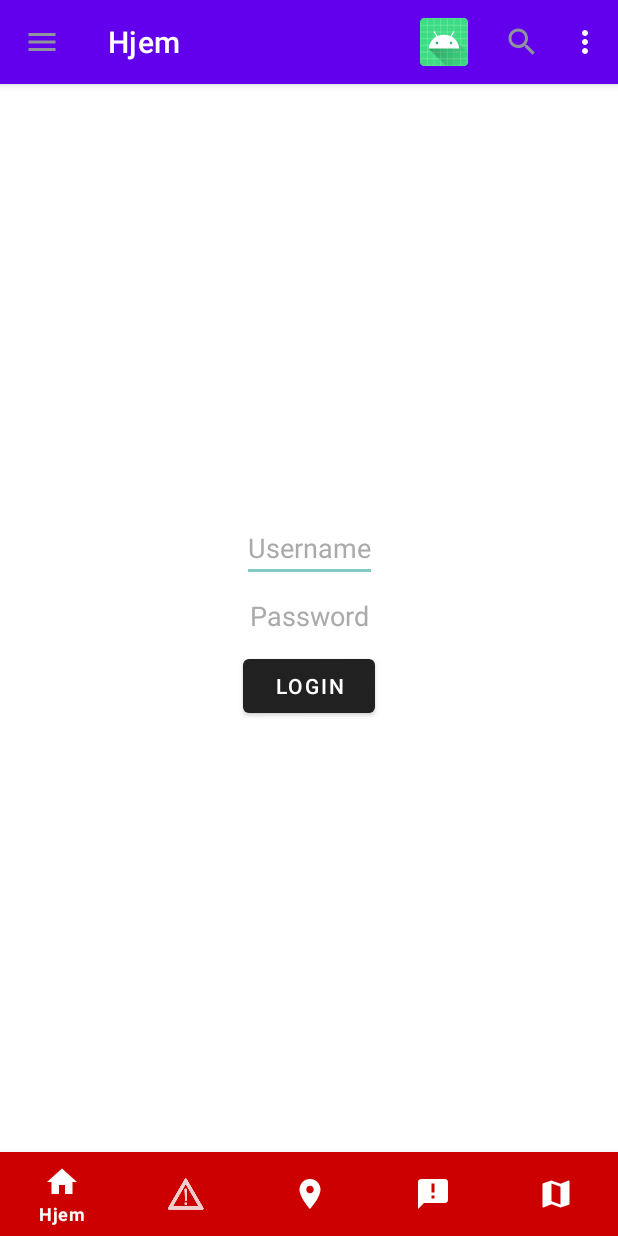
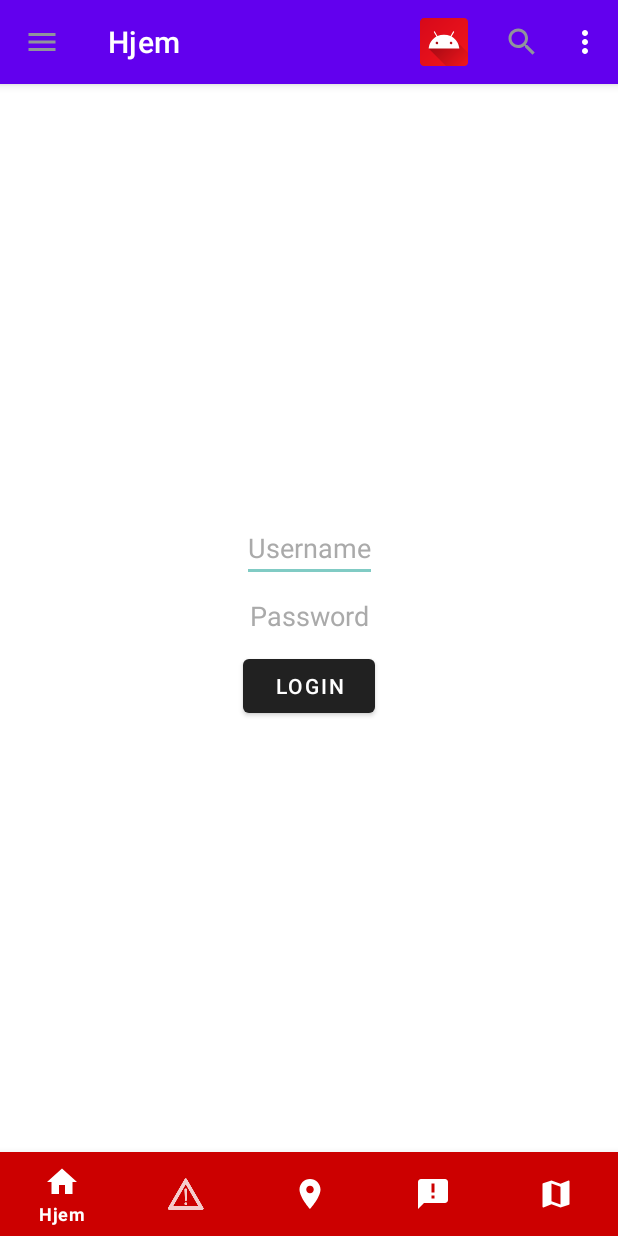
Before and after one commit to Owlar/Trafikkfare, an Android app: the screen it shows after launch (MainActivity), on a phone screen of 412 x 824 dp. Run offline under Robolectric (Android 15) with nearby library versions, the phone set to English and light mode, and no system bars; our stand-ins replace navigation-ui; 2 statements that could not run were skipped.

```diff
--- a/app/build.gradle
+++ b/app/build.gradle
@@ -5,6 +5,11 @@ apply plugin: 'kotlin-android-extensions'
 android {
     compileSdkVersion 30
     buildToolsVersion "30.0.2"
+
+    compileOptions {
+        sourceCompatibility JavaVersion.VERSION_1_8
+        targetCompatibility JavaVersion.VERSION_1_8
+    }
 
     defaultConfig {
         applicationId "no.hiof.oscarlr.trafikkfare"
--- a/app/src/main/java/no/hiof/oscarlr/trafikkfare/MainActivity.kt
+++ b/app/src/main/java/no/hiof/oscarlr/trafikkfare/MainActivity.kt
@@ -92,15 +92,13 @@ class MainActivity : AppCompatActivity(), IMainActivity {
     }
 
     private fun navigateToMap() {
-        val intent = Intent(this, MapActivity::class.java)
-        startActivity(intent)
-        Log.d("MapActivity", "Navigated to map")
+        startActivity(Intent(this, MapActivity::class.java))
     }
 
     override fun hideBars(isShown: Boolean) {
         if (isShown) {
-            top_app_bar.visibility = View.INVISIBLE
-            bottom_navigation.visibility = View.INVISIBLE
+            top_app_bar.visibility = View.GONE
+            bottom_navigation.visibility = View.GONE
         } else {
             top_app_bar.visibility = View.VISIBLE
             bottom_navigation.visibility = View.VISIBLE
--- /dev/null
+++ b/app/src/main/res/drawable-v24/ic_launcher_background.xml
@@ -0,0 +1,28 @@
+<vector xmlns:android="http://schemas.android.com/apk/res/android"
+    xmlns:aapt="http://schemas.android.com/aapt"
+    android:width="108dp"
+    android:height="108dp"
+    android:viewportWidth="108"
+    android:viewportHeight="108">
+  <group android:scaleX="0.2109375"
+      android:scaleY="0.2109375">
+    <group>
+      <clip-path
+          android:pathData="M0,0h512v512h-512z"/>
+      <path
+          android:pathData="M0,0h512v512h-512z">
+        <aapt:attr name="android:fillColor">
+          <gradient
+              android:startY="-20.48"
+              android:startX="-66.048"
+              android:endY="609.792"
+              android:endX="567.296"
+              android:type="linear">
+            <item android:offset="0" android:color="#FFCC0318"/>
+            <item android:offset="1" android:color="#FFFF1E1E"/>
+          </gradient>
+        </aapt:attr>
+      </path>
+    </group>
+  </group>
+</vector>
```
